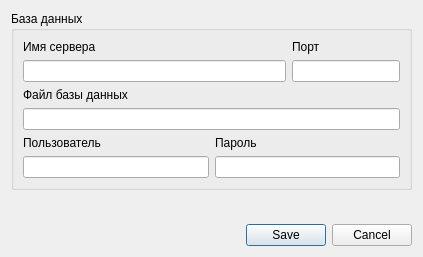
Qt form Settings/settingsdialog.ui (rust3128/Spacer) before a commit.
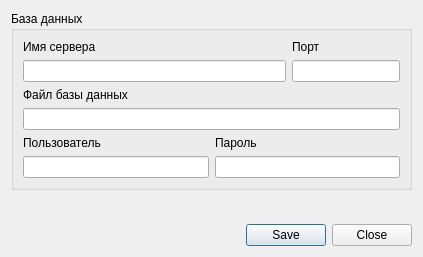
The same form after that commit.

Commit message: Settings Dialog

The edit to the form file:
```diff
--- a/Settings/settingsdialog.ui
+++ b/Settings/settingsdialog.ui
@@ -17,7 +17,7 @@
    <item row="3" column="0">
     <widget class="QDialogButtonBox" name="buttonBox">
      <property name="standardButtons">
-      <set>QDialogButtonBox::Cancel|QDialogButtonBox::Save</set>
+      <set>QDialogButtonBox::Close|QDialogButtonBox::Save</set>
      </property>
     </widget>
    </item>
```
Left out of the diff: 23 changed lines with no effect on the pictures. The commit also changes 15 other files.
